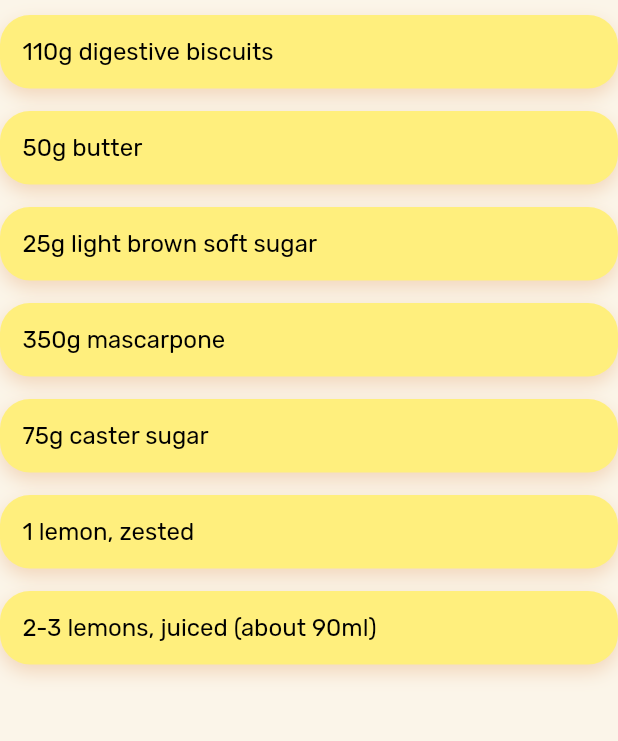
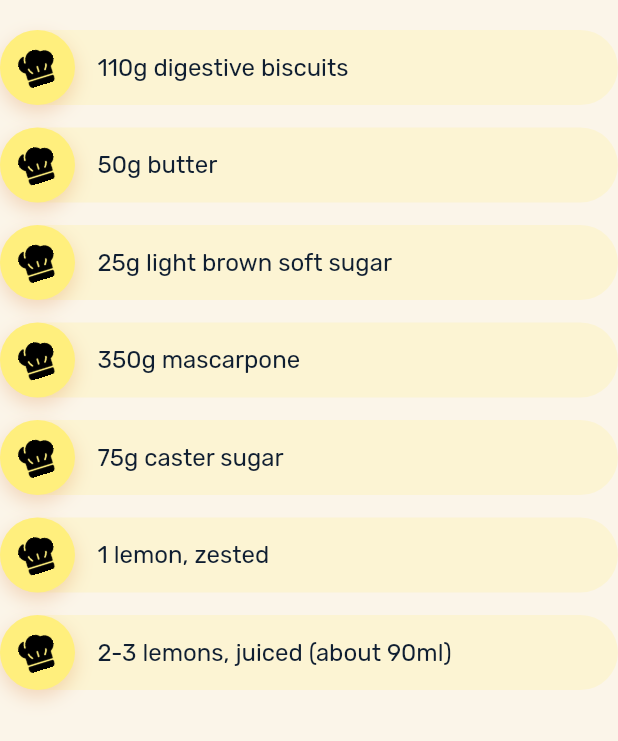
Before and after one commit to Roaa94/recipes_ui_app, a Flutter app: the IngredientsSection widget shown alone on an empty page, opened directly with sample values from the repository, on a phone screen of 412 x 824 dp. Shown: the top 741 px of the screen. Run offline on Flutter 3.47's test engine with Material 2 defaults, Android fonts, the phone set to English and light mode, and no system bars; our stand-ins replace flutter_riverpod, sensors_plus.

Commit message:
chore: improves ingredients style

```diff
--- a/lib/features/ingredients/views/widgets/ingredient_item.dart
+++ b/lib/features/ingredients/views/widgets/ingredient_item.dart
@@ -16,10 +16,20 @@ class IngredientItem extends StatelessWidget {
   Widget build(BuildContext context) {
     return Container(
       margin: const EdgeInsets.only(bottom: 15),
-      padding: const EdgeInsets.all(15),
+      decoration: BoxDecoration(
+        color: recipe.bgColor.withOpacity(0.2),
+        borderRadius: BorderRadius.circular(100),
+      ),
+      child: Row(
+        children: [
+          Container(
+            width: 50,
+            height: 50,
+            padding: const EdgeInsets.all(13),
+            margin: const EdgeInsets.only(right: 15),
             decoration: BoxDecoration(
               color: recipe.bgColor,
-        borderRadius: BorderRadius.circular(20),
+              shape: BoxShape.circle,
               boxShadow: [
                 BoxShadow(
                   color: AppColors.orangeDark.withOpacity(
@@ -32,11 +42,21 @@ class IngredientItem extends StatelessWidget {
                 ),
               ],
             ),
+            child: Transform.rotate(
+              angle: -0.3,
+              child: Image.asset(
+                'assets/images/chef.png',
+                color: AppColors.textColorFromBackground(recipe.bgColor),
+              ),
+            ),
+          ),
+          Expanded(
             child: Text(
               ingredient,
-        style: Theme.of(context).textTheme.bodyText2!.copyWith(
-              color: AppColors.textColorFromBackground(recipe.bgColor),
+              style: Theme.of(context).textTheme.bodyText2!,
             ),
+          ),
+        ],
       ),
     );
   }
--- a/lib/features/ingredients/views/widgets/ingredients_section.dart
+++ b/lib/features/ingredients/views/widgets/ingredients_section.dart
@@ -14,7 +14,7 @@ class IngredientsSection extends StatelessWidget {
   @override
   Widget build(BuildContext context) {
     return ListView.builder(
-      padding: const EdgeInsets.symmetric(vertical: 10),
+      padding: const EdgeInsets.symmetric(vertical: 20),
       physics: const NeverScrollableScrollPhysics(),
       itemCount: recipe.ingredients.length,
       shrinkWrap: true,
```
Also changed, not shown: assets/images/chef.png (added). Lines whose indentation alone changed are shown as unchanged.
